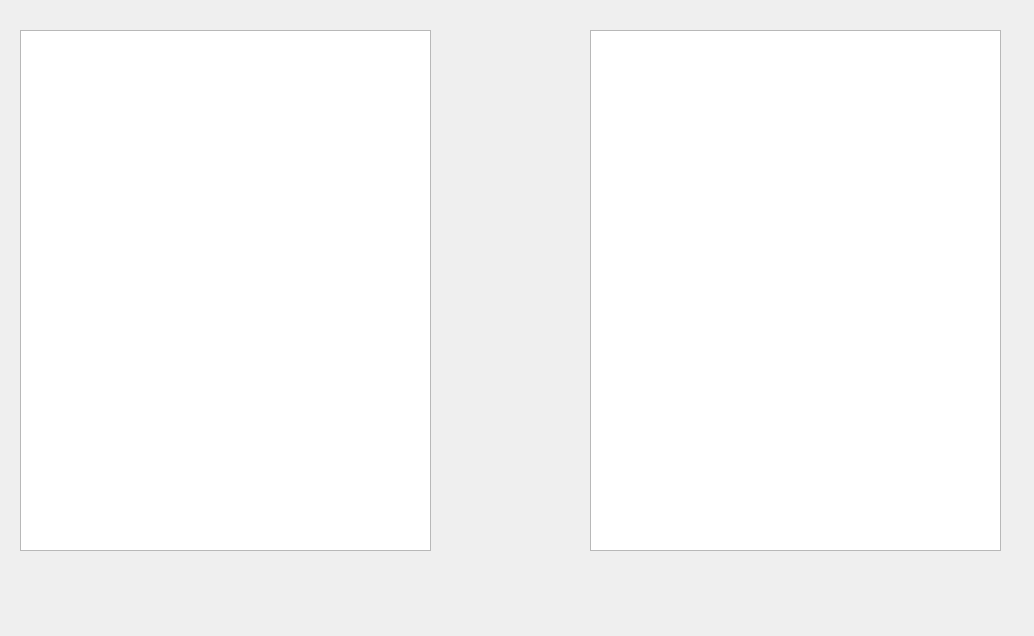
Qt form editarticle.ui (medvecm98/bp_program) before a commit.
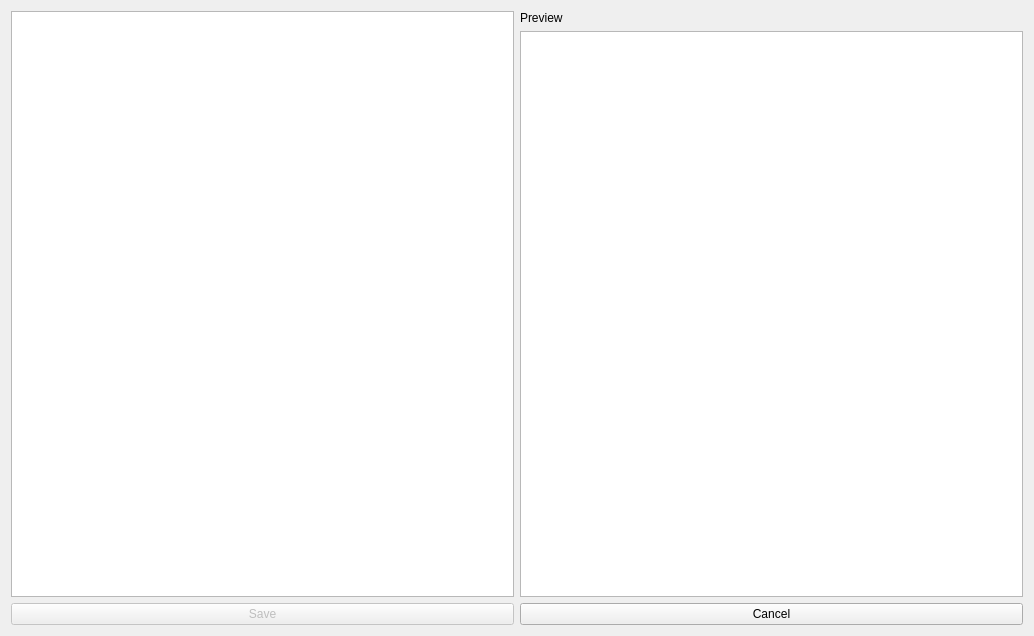
The same form after that commit.

```diff
--- a/editarticle.ui
+++ b/editarticle.ui
@@ -13,26 +13,49 @@
   <property name="windowTitle">
    <string>Form</string>
   </property>
-  <widget class="QPlainTextEdit" name="plainTextEdit_article_edit">
-   <property name="geometry">
-    <rect>
-     <x>20</x>
-     <y>30</y>
-     <width>411</width>
-     <height>521</height>
-    </rect>
-   </property>
-  </widget>
-  <widget class="QTextBrowser" name="textBrowser_article_browser">
-   <property name="geometry">
-    <rect>
-     <x>590</x>
-     <y>30</y>
-     <width>411</width>
-     <height>521</height>
-    </rect>
-   </property>
-  </widget>
+  <layout class="QGridLayout" name="gridLayout">
+   <item row="0" column="0" colspan="2">
+    <layout class="QHBoxLayout" name="horizontalLayout_2">
+     <item>
+      <widget class="QPlainTextEdit" name="plainTextEdit_article_edit"/>
+     </item>
+     <item>
+      <layout class="QVBoxLayout" name="verticalLayout">
+       <item>
+        <widget class="QLabel" name="label">
+         <property name="layoutDirection">
+          <enum>Qt::LeftToRight</enum>
+         </property>
+         <property name="text">
+          <string>Preview</string>
+         </property>
+        </widget>
+       </item>
+       <item>
+        <widget class="QTextBrowser" name="textBrowser_article_browser"/>
+       </item>
+      </layout>
+     </item>
+    </layout>
+   </item>
+   <item row="1" column="0">
+    <widget class="QPushButton" name="pushButton_save_article">
+     <property name="enabled">
+      <bool>false</bool>
+     </property>
+     <property name="text">
+      <string>Save</string>
+     </property>
+    </widget>
+   </item>
+   <item row="1" column="1">
+    <widget class="QPushButton" name="pushButton_cancel_article">
+     <property name="text">
+      <string>Cancel</string>
+     </property>
+    </widget>
+   </item>
+  </layout>
  </widget>
  <resources/>
  <connections/>
```
